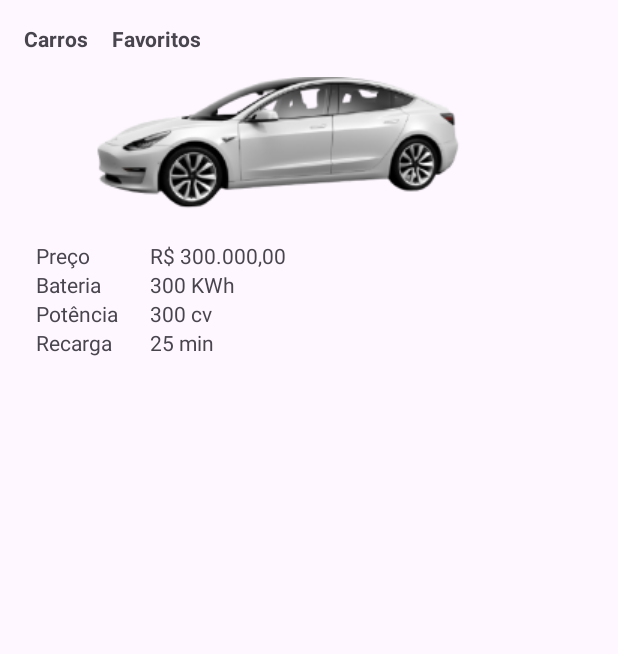
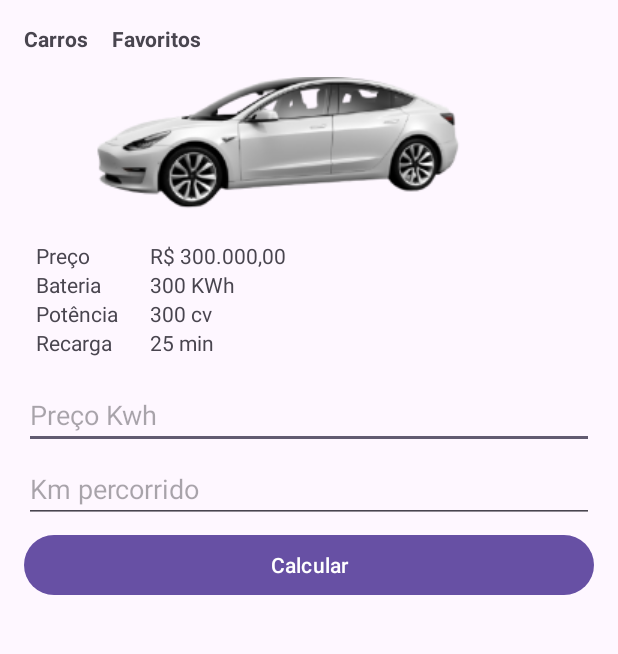
Before and after one commit to guilhermessanto/eletric-car-app, an Android app: the screen it shows after launch (MainActivity), on a phone screen of 412 x 824 dp, the part 73-727 px from its top. Run offline under Robolectric (Android 15) with nearby library versions, the phone set to English and light mode, and no system bars.

Commit message:
capturando-valores
capturando valores dos inputs de km e preco

```diff
--- a/app/src/main/java/com/example/eletric_car_app/MainActivity.kt
+++ b/app/src/main/java/com/example/eletric_car_app/MainActivity.kt
@@ -2,10 +2,38 @@ package com.example.eletric_car_app
 
 import androidx.appcompat.app.AppCompatActivity
 import android.os.Bundle
+import android.util.Log
+import android.widget.Button
+import android.widget.EditText
+import android.widget.TextView
 
 class MainActivity : AppCompatActivity() {
+    lateinit var preco: EditText
+    lateinit var kmPercorrido: EditText
+    lateinit var  btnCalcular: Button
+    lateinit var resultado: TextView
     override fun onCreate(savedInstanceState: Bundle?) {
         super.onCreate(savedInstanceState)
         setContentView(R.layout.activity_main)
+        setupView()
+        setupListeners()
+    }
+    fun setupView(){
+        preco = findViewById(R.id.et_preco_kwh)
+        kmPercorrido = findViewById(R.id.et_km_percorrido)
+        resultado = findViewById(R.id.tv_resultado)
+        btnCalcular = findViewById(R.id.btn_calcular)
+    }
+    fun setupListeners(){
+        btnCalcular.setOnClickListener{
+            calcular()
+        }
+    }
+    fun calcular(){
+        val preco=preco.text.toString().toFloat()
+        val km = kmPercorrido.text.toString().toFloat()
+        val result = preco/km
+        resultado.text = result.toString()
+
     }
 }
--- a/app/src/main/res/layout/activity_main.xml
+++ b/app/src/main/res/layout/activity_main.xml
@@ -110,6 +110,45 @@
         android:layout_marginStart="16dp"
         app:layout_constraintTop_toBottomOf="@id/tv_potencia"
         app:layout_constraintStart_toEndOf="@id/tv_potencia"/>
+    <EditText
+        android:id="@+id/et_preco_kwh"
+        android:layout_width="0dp"
+        android:layout_height="wrap_content"
+        android:ems="10"
+        android:layout_margin="16dp"
+        android:hint="@string/preco_kwh"
+        android:inputType="numberDecimal"
+        android:maxLength="10"
+        app:layout_constraintEnd_toEndOf="parent"
+        app:layout_constraintStart_toStartOf="parent"
+        app:layout_constraintTop_toBottomOf="@id/tv_recarga_value"/>
+    <EditText
+        android:id="@+id/et_km_percorrido"
+        android:layout_width="0dp"
+        android:layout_height="wrap_content"
+        android:layout_marginTop="4dp"
+        android:hint="@string/km_percorrido"
+        android:maxLength="10"
+        android:inputType="numberDecimal"
+        app:layout_constraintTop_toBottomOf="@id/et_preco_kwh"
+        app:layout_constraintStart_toStartOf="@id/et_preco_kwh"
+        app:layout_constraintEnd_toEndOf="@id/et_preco_kwh"
+       />
+    <Button
+        android:id="@+id/btn_calcular"
+        android:layout_width="0dp"
+        android:layout_height="wrap_content"
+        android:text="@string/calcular"
+        android:layout_marginTop="4dp"
+        app:layout_constraintTop_toBottomOf="@id/et_km_percorrido"
+        app:layout_constraintStart_toStartOf="@id/et_km_percorrido"
+        app:layout_constraintEnd_toEndOf="@id/et_km_percorrido"/>
+    <TextView
+        android:id="@+id/tv_resultado"
+        android:layout_width="wrap_content"
+        android:layout_height="wrap_content"
+        app:layout_constraintTop_toBottomOf="@id/btn_calcular"
+        app:layout_constraintStart_toStartOf="@id/btn_calcular"/>
 
 
 </androidx.constraintlayout.widget.ConstraintLayout>
--- a/app/src/main/res/values/strings.xml
+++ b/app/src/main/res/values/strings.xml
@@ -7,5 +7,8 @@
     <string name="bateria">Bateria</string>
     <string name="potencia">Potência</string>
     <string name="recarga">Recarga</string>
+    <string name="preco_kwh">Preço Kwh</string>
+    <string name="km_percorrido">Km percorrido</string>
+    <string name="calcular">Calcular</string>
 
 </resources>
```
